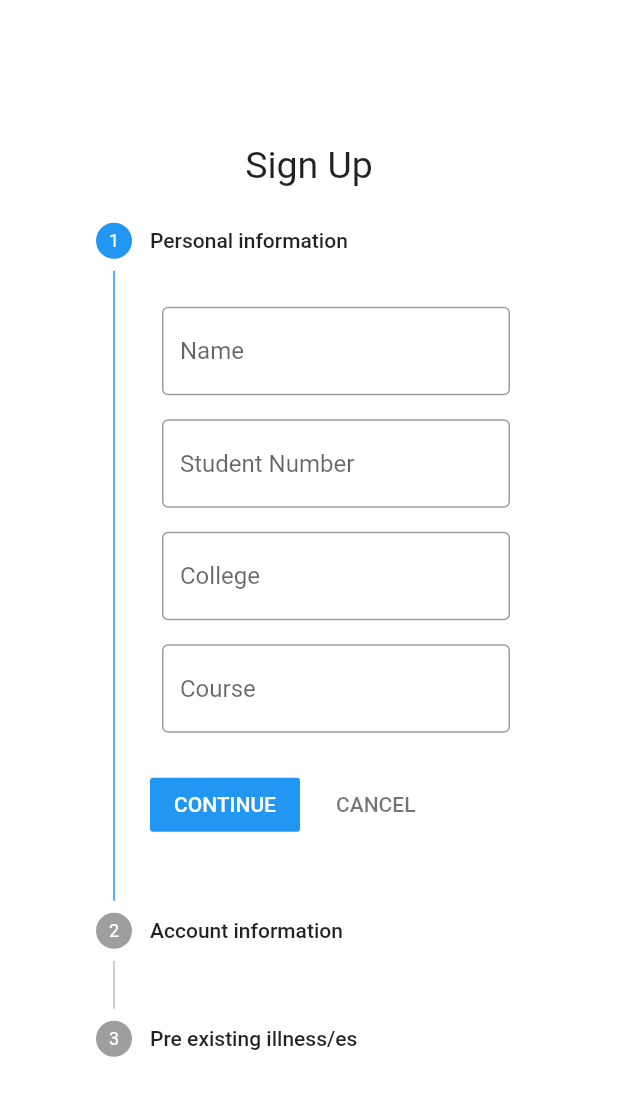
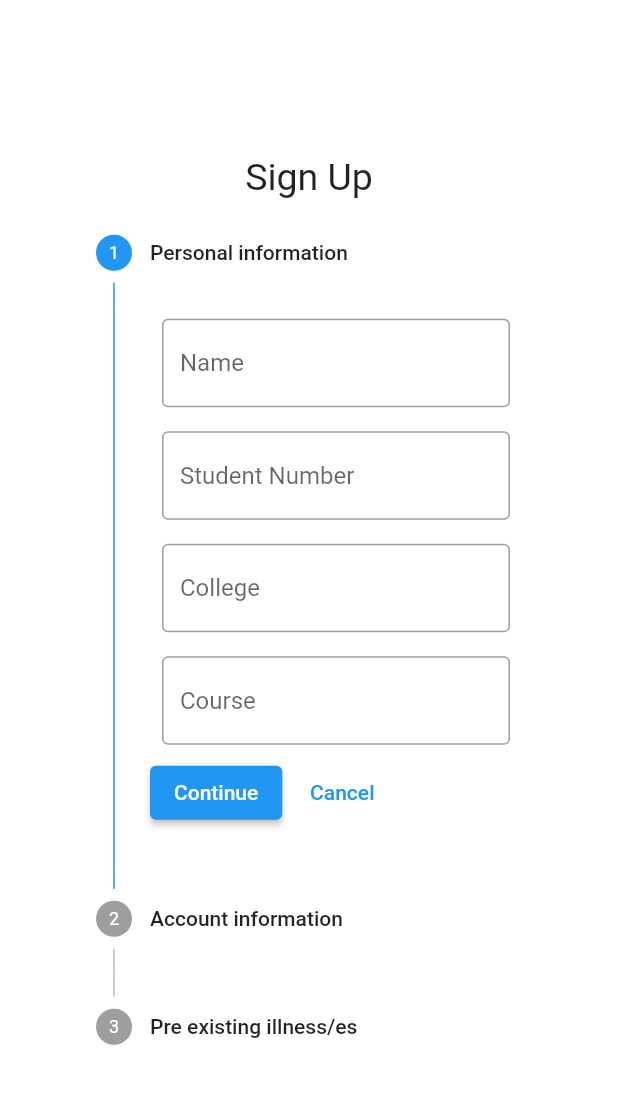
Before and after one commit to CMSC-23-2nd-Sem-2022-2023/project-atienza_iloso_natividad_taag, a Flutter app: the SignupPage screen opened directly, on a phone screen of 412 x 824 dp. Shown: the top 1096 px of the screen. Run offline on Flutter 3.47's test engine with Material 2 defaults, Android fonts, the phone set to English and light mode, and no system bars; our stand-ins replace cloud_firestore, firebase_auth, firebase_core, google_nav_bar; accounts and stored records are empty; network calls fail.

Commit message:
refactor: restyled sign up page

```diff
--- a/lib/screens/modules/signup_form/signup_stepper.dart
+++ b/lib/screens/modules/signup_form/signup_stepper.dart
@@ -1,4 +1,3 @@
-import 'package:cmsc23_b5l_project/screens/modules/signup_form/form_inputs.dart';
 import 'package:flutter/material.dart';
 import 'package:provider/provider.dart';
 import '../../../providers/auth_provider.dart';
@@ -12,9 +11,9 @@ class SignUpStepper extends StatefulWidget {
 
 class _SignUpStepperState extends State<SignUpStepper> {
   int currentStep = 0;
-  @override
-  Widget build(BuildContext context) {
-    final _formKey = GlobalKey<FormState>();
+
+  final _formKey1 = GlobalKey<FormState>();
+  final _formKey2 = GlobalKey<FormState>();
   TextEditingController emailController = TextEditingController();
   TextEditingController passwordController = TextEditingController();
   TextEditingController nameController = TextEditingController();
@@ -92,6 +91,8 @@ class _SignUpStepperState extends State<SignUpStepper> {
     return null;
   }
 
+  @override
+  Widget build(BuildContext context) {
     final email = TextFormField(
       validator: validateEmail,
       controller: emailController,
@@ -153,7 +154,7 @@ class _SignUpStepperState extends State<SignUpStepper> {
       decoration: const InputDecoration(
           border: OutlineInputBorder(),
           hintText: 'Student Number',
-      ),
+          errorMaxLines: 2),
     );
 
     final allergies = TextFormField(
@@ -164,61 +165,36 @@ class _SignUpStepperState extends State<SignUpStepper> {
       ),
     );
 
-    final signupButton = Padding(
-      padding: const EdgeInsets.symmetric(vertical: 16.0),
-      child: ElevatedButton(
-        onPressed: () async {
-          illnessMap.forEach((k, v) {
-            v ? illnesses.add(k) : 0;
-          });
-
-          if (_formKey.currentState!.validate()) {
-            await context
-                .read<AuthProvider>()
-                .signUp(emailController.text, passwordController.text);
-
-            await context.read<AuthProvider>().addUser(
-                //add user when signing up
-                nameController.text,
-                usernameController.text,
-                collegeController.text,
-                courseController.text,
-                studentNumController.text,
-                illnesses,
-                allergiesController.text);
-
-            if (context.mounted) Navigator.pop(context);
-          }
-        },
-        child: const Text('Sign up', style: TextStyle(color: Colors.white)),
-      ),
-    );
-
     List<Step> getSteps() {
       return <Step>[
         Step(
             state: currentStep > 0 ? StepState.complete : StepState.indexed,
             isActive: currentStep >= 0,
             title: const Text("Personal information"),
-          content: Column(
+            content: Form(
+              key: _formKey1,
+              child: Column(
                 children: [
-              Padding(padding: EdgeInsets.all(8), child: name),
-              Padding(padding: EdgeInsets.all(8), child: studentnum),
-              Padding(padding: EdgeInsets.all(8), child: college),
-              Padding(padding: EdgeInsets.all(8), child: course),
+                  Padding(padding: const EdgeInsets.all(8), child: name),
+                  Padding(padding: const EdgeInsets.all(8), child: studentnum),
+                  Padding(padding: const EdgeInsets.all(8), child: college),
+                  Padding(padding: const EdgeInsets.all(8), child: course),
                 ],
               ),
-        ),
+            )),
         Step(
           state: currentStep > 1 ? StepState.complete : StepState.indexed,
           isActive: currentStep >= 1,
           title: const Text("Account information"),
-          content: Column(
+          content: Form(
+            key: _formKey2,
+            child: Column(
               children: [
-              Padding(padding: EdgeInsets.all(8), child: email),
-              Padding(padding: EdgeInsets.all(8), child: password),
-              Padding(padding: EdgeInsets.all(8), child: username),
+                Padding(padding: const EdgeInsets.all(8), child: username),
+                Padding(padding: const EdgeInsets.all(8), child: email),
+                Padding(padding: const EdgeInsets.all(8), child: password),
               ],
+            ),
           ),
         ),
         Step(
@@ -228,7 +204,7 @@ class _SignUpStepperState extends State<SignUpStepper> {
           content: Column(
             children: [
               Container(
-                  constraints: BoxConstraints(
+                  constraints: const BoxConstraints(
                     minWidth: 150,
                     maxWidth: 300,
                   ),
@@ -323,28 +299,82 @@ class _SignUpStepperState extends State<SignUpStepper> {
       ];
     }
 
+    const continueBtn = Text('Continue');
+    const signupBtn = Text('Sign up');
+
+    bool isLastStep = (currentStep == getSteps().length - 1);
+
     return SingleChildScrollView(
         child: Stepper(
+      controlsBuilder: (context, details) => Row(
+        children: [
+          ElevatedButton(
+            onPressed: details.onStepContinue,
+            child: isLastStep ? signupBtn : continueBtn,
+          ),
+          const SizedBox(width: 8.0),
+          TextButton(
+            onPressed: details.onStepCancel,
+            child: const Text('Cancel'),
+          ),
+        ],
+      ),
       type: StepperType.vertical,
       currentStep: currentStep,
+      physics: const ClampingScrollPhysics(),
       onStepCancel: () => currentStep == 0
-          ? null
+          ? Navigator.pop(context)
           : setState(() {
               currentStep -= 1;
             }),
-      onStepContinue: () {
-        bool isLastStep = (currentStep == getSteps().length - 1);
+      onStepContinue: () async {
         if (isLastStep) {
-          //Do something with this information
+          illnessMap.forEach((k, v) {
+            v ? illnesses.add(k) : 0;
+          });
+
+          await context
+              .read<AuthProvider>()
+              .signUp(emailController.text, passwordController.text);
+
+          await context.read<AuthProvider>().addUser(
+              //add user when signing up
+              nameController.text,
+              usernameController.text,
+              collegeController.text,
+              courseController.text,
+              studentNumController.text,
+              illnesses,
+              allergiesController.text);
+
+          if (context.mounted) Navigator.pop(context);
         } else {
+          if (currentStep == 0 && !_formKey1.currentState!.validate()) {
+            return;
+          } else if (currentStep == 1 && !_formKey2.currentState!.validate()) {
+            return;
+          }
           setState(() {
             currentStep += 1;
           });
         }
       },
-      onStepTapped: (step) => setState(() {
+      onStepTapped: (step) {
+        if (step < currentStep) {
+          setState(() {
             currentStep = step;
-      }),
+          });
+          return;
+        } else if (currentStep == 0 && !_formKey1.currentState!.validate()) {
+          return;
+        } else if (currentStep == 1 && !_formKey2.currentState!.validate()) {
+          return;
+        }
+
+        setState(() {
+          currentStep = step;
+        });
+      },
       steps: getSteps(),
     ));
   }
--- a/lib/screens/signup.dart
+++ b/lib/screens/signup.dart
@@ -1,4 +1,3 @@
-import 'package:cmsc23_b5l_project/screens/modules/signup_form/form_inputs.dart';
 import 'package:cmsc23_b5l_project/screens/modules/signup_form/signup_stepper.dart';
 import 'package:flutter/material.dart';
 
@@ -12,29 +11,19 @@ class SignupPage extends StatefulWidget {
 class _SignupPageState extends State<SignupPage> {
   @override
   Widget build(BuildContext context) {
-    final backButton = Padding(
-      padding: const EdgeInsets.symmetric(vertical: 16.0),
-      child: ElevatedButton(
-        onPressed: () async {
-          Navigator.pop(context);
-        },
-        child: const Text('Back', style: TextStyle(color: Colors.white)),
-      ),
-    );
-
     return Scaffold(
       backgroundColor: Colors.white,
       body: Center(
         child: ListView(
           shrinkWrap: true,
           padding: const EdgeInsets.only(left: 40.0, right: 40.0),
-          children: <Widget>[
-            const Text(
+          children: const <Widget>[
+            Text(
               "Sign Up",
               textAlign: TextAlign.center,
               style: TextStyle(fontSize: 25),
             ),
-            const SignUpStepper(),
+            SignUpStepper(),
           ],
         ),
       ),
```
Also changed, not shown: lib/screens/modules/signup_form/form_inputs.dart (deleted, +0 -20 lines), lib/screens/modules/signup_form/signup_admin_stepper.dart (added, +304 -0 lines), lib/screens/signup_admin_emonitor copy.dart (added, +148 -0 lines), lib/screens/signup_admin_emonitor.dart (+6 -121 lines). Lines whose indentation alone changed are shown as unchanged.
